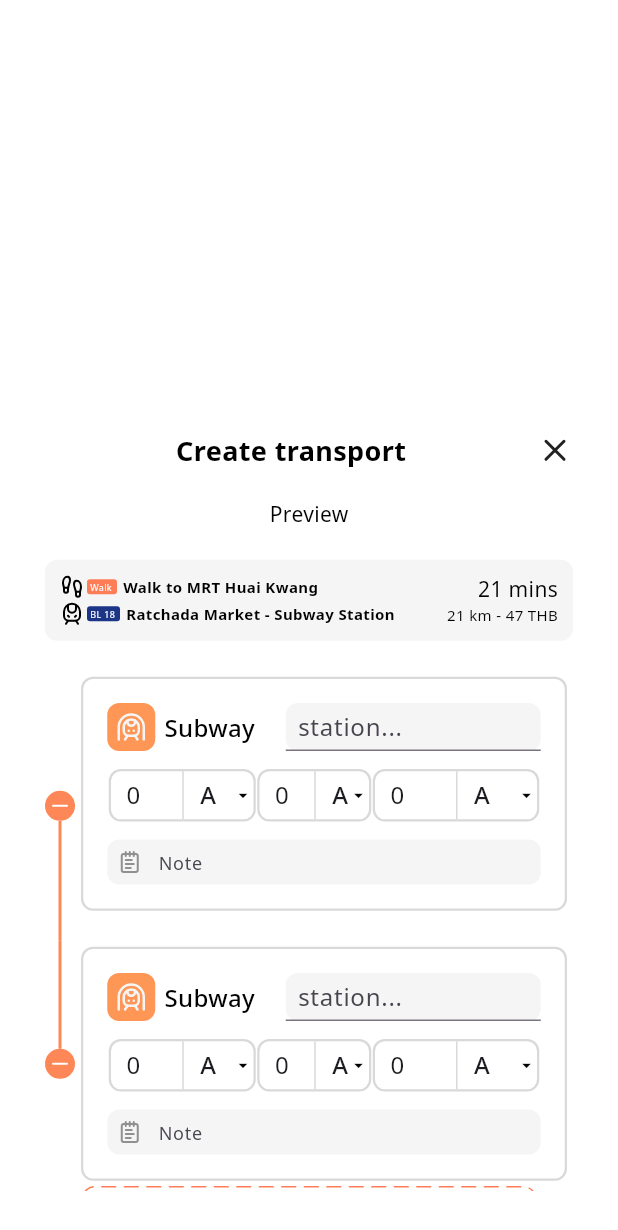
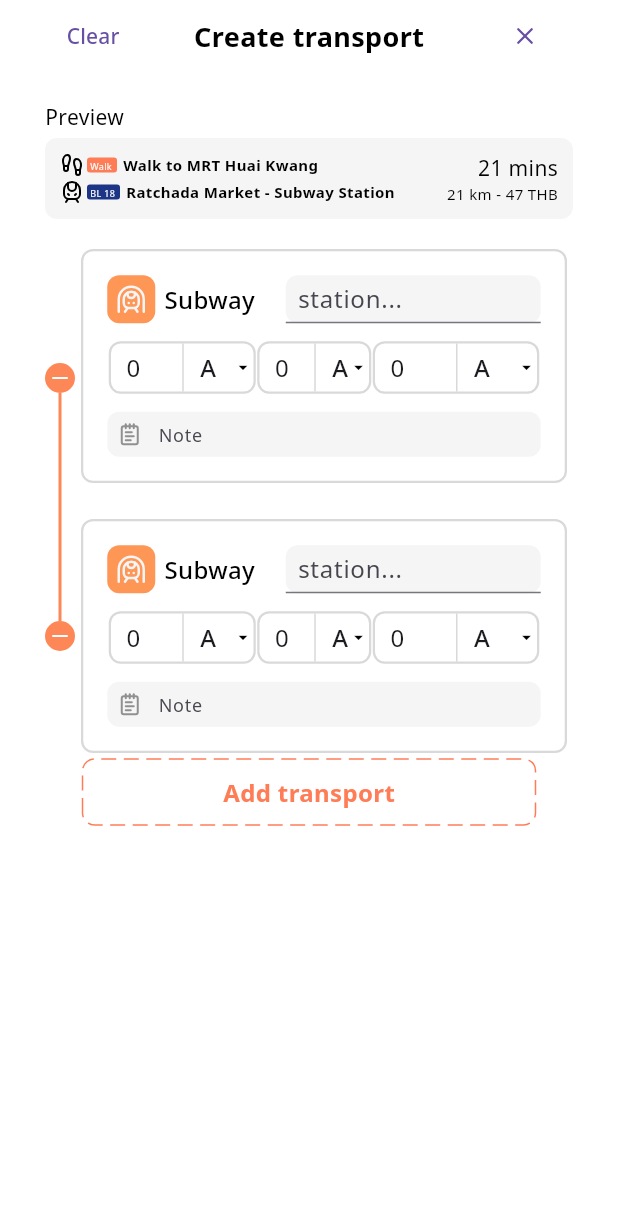
Before and after one commit to Thun-2004/triptery, a Flutter app: the CreateTransportWindow widget shown alone on an empty page, opened directly, on a phone screen of 412 x 824 dp. Shown: the top 1230 px of the screen. Run offline on Flutter 3.47's test engine with Material 3 defaults, Android fonts, the light colour scheme and no system bars; drawn by our look-alikes of dotted_border, dropdown_button2, timeline_tile; our stand-ins replace flutter_dotenv, flutter_social_button, flutter_svg, get, google_fonts, google_sign_in and 5 more; missing offline and left inert: dart:ffi; accounts and stored records are empty; generated files the repository leaves out were written again.

Commit message:
fix: body scrolldown overflow error

```diff
--- a/lib/presentation/pages/trip/route_create_sheet.dart
+++ b/lib/presentation/pages/trip/route_create_sheet.dart
@@ -8,6 +8,8 @@ import 'package:triptery/presentation/widgets/base_ui/text.dart';
 import 'package:triptery/presentation/widgets/tag.dart';
 import 'package:triptery/presentation/widgets/trip/components/transport_card.dart';
 import 'package:timeline_tile/timeline_tile.dart';
+
+//NOTE: save to cache when user not focus then to db
 
 class CreateTransportWindow extends StatefulWidget {
   const CreateTransportWindow({super.key});
@@ -36,37 +38,38 @@ class _CreateTransportWindowState extends State<CreateTransportWindow> {
   @override
   Widget build(BuildContext context) {
     return Align(
-      alignment: Alignment.bottomCenter,
-      child:
-       Container(
-        width: double.infinity,
-        height: MediaQuery.of(context).size.height.toInt() * 0.7,
-        padding: const EdgeInsets.symmetric(vertical: 30),
-        decoration: BoxDecoration(
-          color: Colors.white,
-          borderRadius: BorderRadius.only(
-            topLeft: Radius.circular(20),
-            topRight: Radius.circular(20),
-          ),
-        ),
-        child: SingleChildScrollView(
+      alignment: Alignment.topCenter,
+      child: SingleChildScrollView(
           child: Column(
           mainAxisSize: MainAxisSize.min,
           children: [
             Container(
-              padding: const EdgeInsets.symmetric(vertical: 10, horizontal: 30),
+              padding: const EdgeInsets.symmetric(horizontal: 30),
               child: Column(
+                crossAxisAlignment: CrossAxisAlignment.start,
                 children: [
+
                   Row(
                     mainAxisAlignment: MainAxisAlignment.spaceBetween,
                     children: [
-                      Text(""),
+                      TextButton(
+                        onPressed: () {
+                          //TODO: clear all transport modes
+                        },
+                        child: const Text("Clear")
+                      ),
                       CustomText(
                         text: 'Create transport',
                         type: TextType.heading,
                         color: Colors.black,
                       ),
-                      Icon(LucideIcons.x),
+                      TextButton(
+                        onPressed: () {
+                          //TODO: clear all transport modes
+                        },
+                        child: Icon(LucideIcons.x),
+                      ),
+
                     ],
                   ),
                   const SizedBox(height: 20),
@@ -76,7 +79,7 @@ class _CreateTransportWindowState extends State<CreateTransportWindow> {
                     color: Colors.black,
                   ),
                   Container(
-                    margin: const EdgeInsets.symmetric(vertical: 20),
+                    margin: const EdgeInsets.only(bottom: 16, top: 4),
                     padding: const EdgeInsets.all(10),
                     decoration: BoxDecoration(
                       color: AppColors.lightGray,
@@ -237,7 +240,6 @@ class _CreateTransportWindowState extends State<CreateTransportWindow> {
             ),
           ],
         ))
-      )
     );
   }
 }
--- a/lib/presentation/pages/trip/trip_page.dart
+++ b/lib/presentation/pages/trip/trip_page.dart
@@ -31,6 +31,7 @@ class _TripPageState extends State<TripPage> {
     return Scaffold(
       body: SafeArea(
         top: false, //elimiate top margin
+        bottom: false,
         child: SingleChildScrollView(
           child: Column(
             crossAxisAlignment: CrossAxisAlignment.stretch,
--- a/lib/presentation/pages/trip/trip_summary_sheet.dart
+++ b/lib/presentation/pages/trip/trip_summary_sheet.dart
@@ -67,6 +67,7 @@ class _TripSummaryWindowState extends State<TripSummaryWindow> {
     super.dispose();
   }
 
+  //TODO : adjust alignment of bottom sheet so that drag handle is shown
   @override
   Widget build(BuildContext context) {
     return GestureDetector (
--- a/lib/presentation/widgets/trip/trip_body.dart
+++ b/lib/presentation/widgets/trip/trip_body.dart
@@ -59,8 +59,6 @@ class _TripBodyState extends State<TripBody> {
   @override
   Widget build(BuildContext context) {
     return  Container(
-      height: MediaQuery.of(context).size.height,
-
       decoration: BoxDecoration(
         color: AppColors.grayBg,
       ),
```
Also changed, not shown: lib/presentation/widgets/trip/components/route_dropdown.dart (+8 -2 lines), lib/presentation/widgets/trip/header_section.dart (+11 -4 lines).
